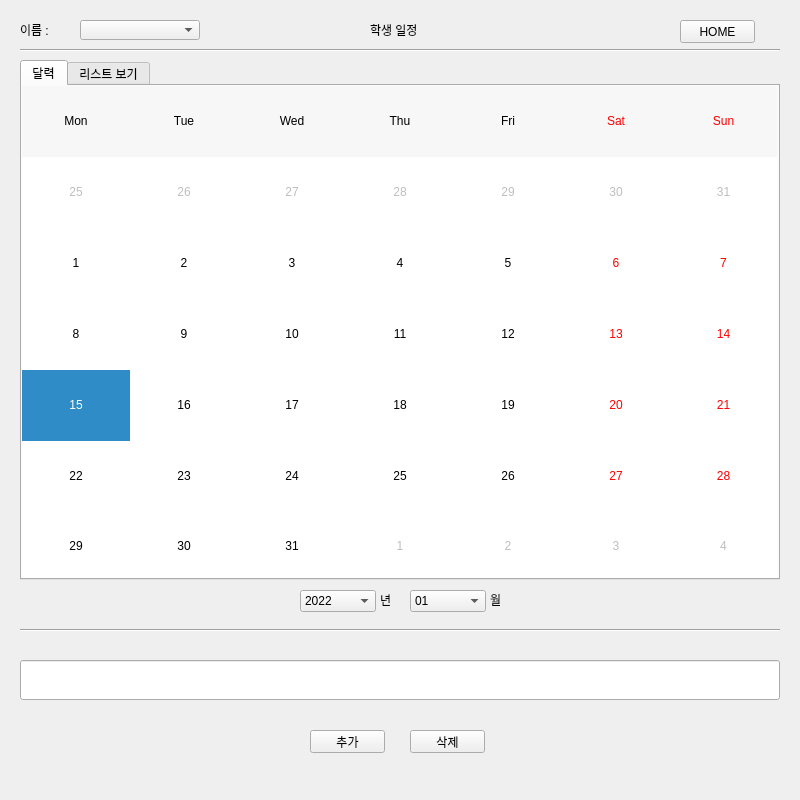
This is manager.ui in jungyeonwoo265/BeaCon as Qt 5 draws it before an edit. The edited form follows.
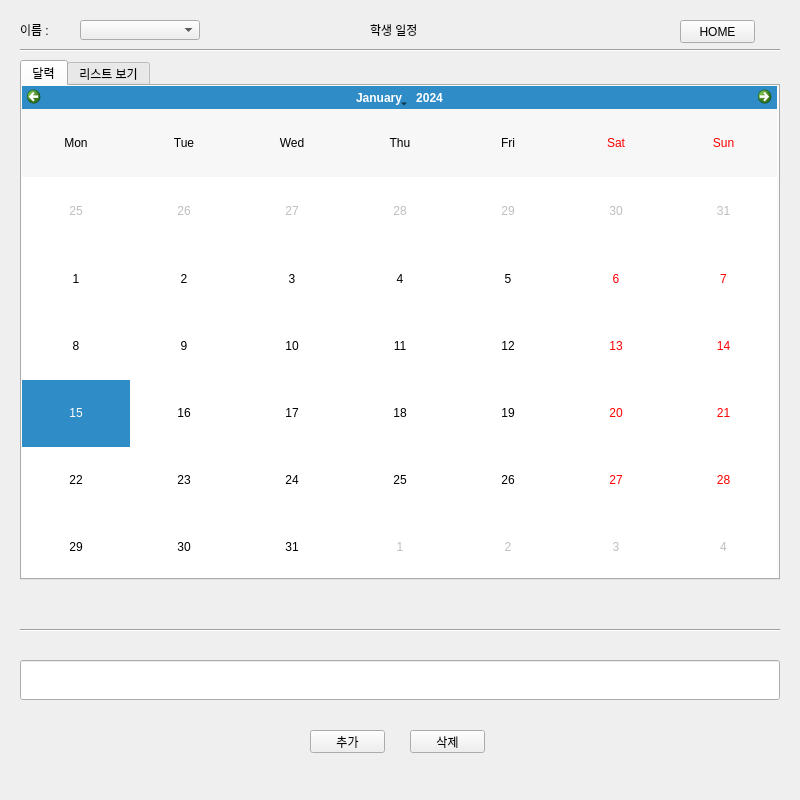
This is the edited form. The open tabs and pages were chosen to show the change.

```diff
--- a/manager.ui
+++ b/manager.ui
@@ -496,7 +496,7 @@
         <enum>QCalendarWidget::NoVerticalHeader</enum>
        </property>
        <property name="navigationBarVisible">
-        <bool>false</bool>
+        <bool>true</bool>
        </property>
       </widget>
      </widget>
@@ -516,68 +516,7 @@
       </widget>
      </widget>
     </widget>
-    <widget class="QLabel" name="label_57">
-     <property name="geometry">
-      <rect>
-       <x>380</x>
-       <y>590</y>
-       <width>31</width>
-       <height>20</height>
-      </rect>
-     </property>
-     <property name="text">
-      <string>년</string>
-     </property>
-    </widget>
-    <widget class="QLabel" name="label_58">
-     <property name="geometry">
-      <rect>
-       <x>490</x>
-       <y>590</y>
-       <width>31</width>
-       <height>20</height>
-      </rect>
-     </property>
-     <property name="text">
-      <string>월</string>
-     </property>
-    </widget>
-    <widget class="QComboBox" name="cb_year_page3">
-     <property name="geometry">
-      <rect>
-       <x>300</x>
-       <y>590</y>
-       <width>76</width>
-       <height>22</height>
-      </rect>
-     </property>
-     <item>
-      <property name="text">
-       <string>2022</string>
-      </property>
-     </item>
-     <item>
-      <property name="text">
-       <string>2023</string>
-      </property>
-     </item>
-    </widget>
-    <widget class="QComboBox" name="cb_month_page3">
-     <property name="geometry">
-      <rect>
-       <x>410</x>
-       <y>590</y>
-       <width>76</width>
-       <height>22</height>
-      </rect>
-     </property>
-     <item>
-      <property name="text">
-       <string>01</string>
-      </property>
-     </item>
-    </widget>
-    <widget class="QLineEdit" name="lb_input_page3">
+    <widget class="QLineEdit" name="le_input_page3">
      <property name="geometry">
       <rect>
        <x>20</x>
```
Left out of the diff: 6 changed lines with no effect on the pictures.
